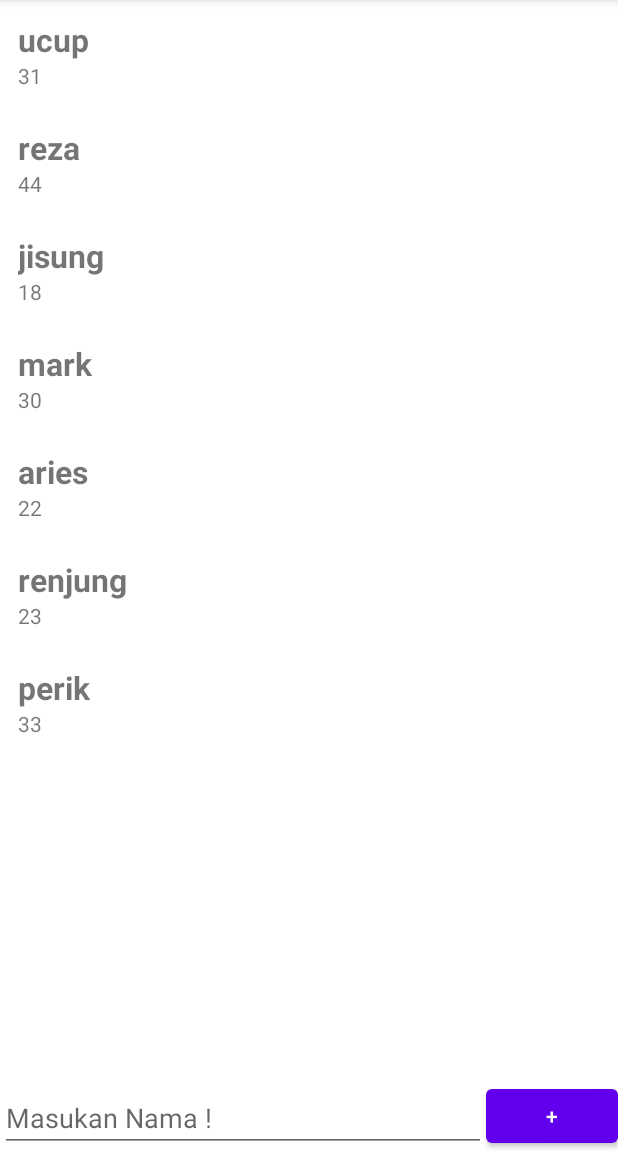
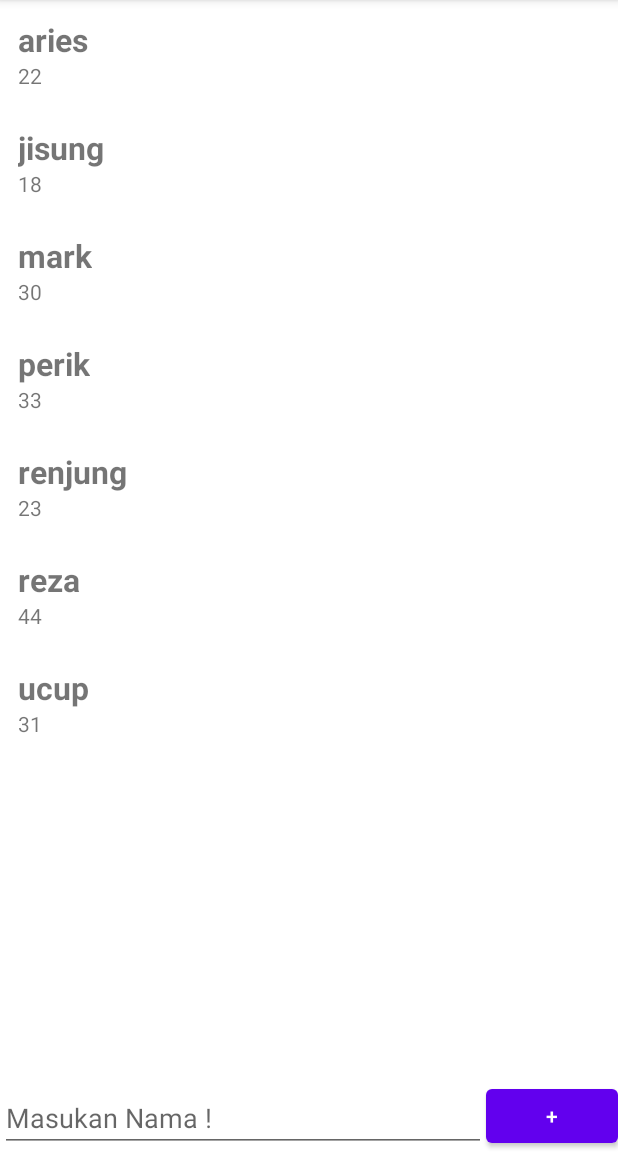
Before and after one commit to josephrach/SuitOsom_Group2_And12Binar, an Android app: the screen it shows after launch (MainActivity), on a phone screen of 412 x 824 dp, the part 84-1236 px from its top. Run offline under Robolectric (Android 15) with nearby library versions, the phone set to English and light mode, and no system bars.

Commit message:
nambah fitur create jiplak mas usman

```diff
--- a/projek/binar_suit_chp6/app/src/main/java/com/example/binar_suit_chp6/activity/MainActivity.kt
+++ b/projek/binar_suit_chp6/app/src/main/java/com/example/binar_suit_chp6/activity/MainActivity.kt
@@ -2,21 +2,22 @@ package com.example.binar_suit_chp6.activity
 
 import androidx.appcompat.app.AppCompatActivity
 import android.os.Bundle
+import android.widget.Button
+import android.widget.EditText
 import androidx.recyclerview.widget.LinearLayoutManager
 import androidx.recyclerview.widget.RecyclerView
 import com.example.binar_suit_chp6.R
 
 class MainActivity : AppCompatActivity() {
 
-    val image = getDrawable(0)
     private val peopleList = listOf<People>(
-        People("ucup", 31,this.image),
-        People("reza", 44,image),
-        People("jisung", 18,image),
-        People("mark", 30,image),
-        People("aries", 22,image),
-        People("renjung", 23,image),
-        People("perik",33,image)
+        People("ucup", 31),
+        People("reza", 44),
+        People("jisung", 18),
+        People("mark", 30),
+        People("aries", 22),
+        People("renjung", 23,),
+        People("perik",33)
     )
 
     override fun onCreate(savedInstanceState: Bundle?) {
@@ -25,9 +26,24 @@ class MainActivity : AppCompatActivity() {
 
         val peopleRecyclerView : RecyclerView = findViewById(R.id.main_rv)
         val peopleLayoutManager = LinearLayoutManager(this)
-        val peopleAdapter = PeopleAdapter(peopleList)
+        val peopleAdapter = PeopleAdapter()
+        val peopleEtAdded: EditText = findViewById(R.id.main_et_add)
+        val peopleButton: Button = findViewById(R.id.button)
 
         peopleRecyclerView.layoutManager = peopleLayoutManager
         peopleRecyclerView.adapter = peopleAdapter
+
+        peopleAdapter.addList(peopleList)
+
+        peopleButton.setOnClickListener{
+            val nameEdit = peopleEtAdded.text.toString()
+            val randomAge = (10..40).random()
+
+            val people= People(nameEdit,randomAge)
+            peopleAdapter.addItem(people)
+
+            val sizePeople = peopleAdapter.itemCount - 1
+            peopleRecyclerView.scrollToPosition(sizePeople)
+        }
     }
 }
--- a/projek/binar_suit_chp6/app/src/main/java/com/example/binar_suit_chp6/activity/People.kt
+++ b/projek/binar_suit_chp6/app/src/main/java/com/example/binar_suit_chp6/activity/People.kt
@@ -4,6 +4,5 @@ import android.graphics.drawable.Drawable
 
 data class People(
     val name :String,
-    val age :Int,
-    val image :Drawable?
+    val age :Int
 )
--- a/projek/binar_suit_chp6/app/src/main/java/com/example/binar_suit_chp6/activity/PeopleAdapter.kt
+++ b/projek/binar_suit_chp6/app/src/main/java/com/example/binar_suit_chp6/activity/PeopleAdapter.kt
@@ -5,7 +5,28 @@ import android.view.ViewGroup
 import androidx.recyclerview.widget.RecyclerView
 import com.example.binar_suit_chp6.R
 
-class PeopleAdapter(private val dataPeople: List<People>) : RecyclerView.Adapter<PeopleViewHolder>(){
+class PeopleAdapter : RecyclerView.Adapter<PeopleViewHolder>(){
+    private val dataPeople: MutableList<People> = mutableListOf()
+
+    //add function to add item list
+    fun addList(dataList:List<People>){
+        dataPeople.addAll(dataList)
+        notifyDataSetChanged()
+        sort()
+    }
+
+    //add function to add item single
+    fun addItem(dataSingle: People){
+        dataPeople.add(dataSingle)
+        notifyDataSetChanged()
+        sort()
+    }
+
+    fun sort(){
+        dataPeople.sortBy { it.name }
+        notifyDataSetChanged()
+    }
+
 
     //membuat item view dari xml secara sequental untuk view holder
     override fun onCreateViewHolder(parent: ViewGroup, viewType: Int): PeopleViewHolder {
--- a/projek/binar_suit_chp6/app/src/main/java/com/example/binar_suit_chp6/activity/PeopleViewHolder.kt
+++ b/projek/binar_suit_chp6/app/src/main/java/com/example/binar_suit_chp6/activity/PeopleViewHolder.kt
@@ -11,10 +11,8 @@ class PeopleViewHolder(view: View) : RecyclerView.ViewHolder(view) {
     fun bind(people: People){
         val tvName :TextView = itemView.findViewById(R.id.item_tv_name)
         val tvAge :TextView = itemView.findViewById(R.id.item_tv_age)
-        val tvImage :ImageView = itemView.findViewById(R.id.item_tv_image)
 
         tvName.text = people.name
         tvAge.text = people.age.toString()
-        tvImage.resources.
     }
 }
--- a/projek/binar_suit_chp6/app/src/main/res/layout/activity_main.xml
+++ b/projek/binar_suit_chp6/app/src/main/res/layout/activity_main.xml
@@ -21,7 +21,6 @@
         app:layout_constraintStart_toStartOf="parent" />
 
     <Button
-
         android:id="@+id/button"
         android:layout_width="wrap_content"
         android:layout_height="wrap_content"
--- a/projek/binar_suit_chp6/app/src/main/res/layout/item_people.xml
+++ b/projek/binar_suit_chp6/app/src/main/res/layout/item_people.xml
@@ -19,8 +19,4 @@
         android:text="umur"
         android:id="@+id/item_tv_age"/>
 
-    <ImageView
-        android:id="@+id/item_tv_image"
-        android:layout_width="wrap_content"
-        android:layout_height="wrap_content"/>
 </LinearLayout>
```
Also changed, not shown: projek/binar_suit_chp6/app/src/main/res/drawable/WhatsApp_Image_2022-05-21_at_5.47.27_PM-removebg-preview.png (deleted).
